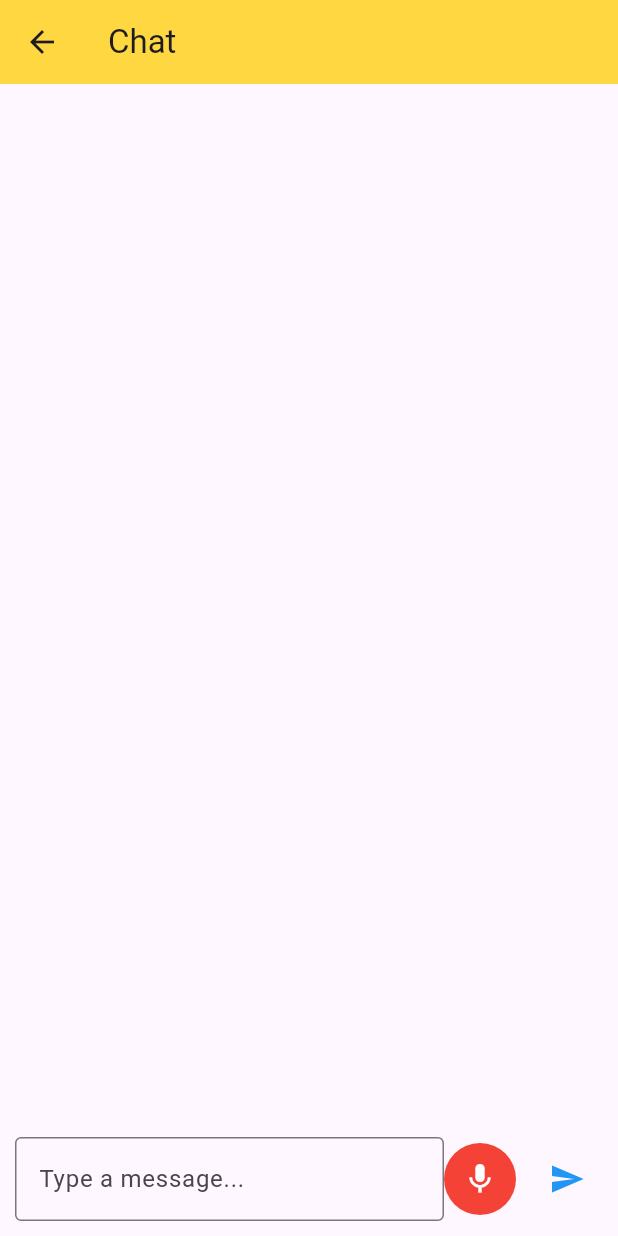
After one commit to fahad686/flutter_bloc_stgmt, a Flutter app: the VoiceRecordingPlayingScreen screen opened directly, after a tap on the "send" icon, on a phone screen of 412 x 824 dp. The commit adds this screen. Run offline on Flutter 3.47's test engine with Material 3 defaults, Android fonts, the phone set to English and light mode, and no system bars; our stand-ins replace audioplayers, bloc, dio, equatable, flutter_bloc, geolocator and 2 more; missing offline and left inert: flutter_sound.

Commit message:
adding voice recording with different screen

```diff
--- a/flutter_bloc_series/lib/presentation/screens/voice_chat_example/voice_chat_screen.dart
+++ b/flutter_bloc_series/lib/presentation/screens/voice_chat_example/voice_chat_screen.dart
@@ -1,7 +1,8 @@
+import 'package:flutter/material.dart';
 import 'package:audioplayers/audioplayers.dart';
-import 'package:flutter/material.dart';
 import 'package:lottie/lottie.dart';
-// import 'package:just_audio/just_audio.dart';
+
+
 
 class ChatScreen extends StatefulWidget {
   const ChatScreen({super.key});
--- /dev/null
+++ b/flutter_bloc_series/lib/presentation/screens/voice_chat_example/voice_recording_playing_screen.dart
@@ -0,0 +1,191 @@
+import 'package:flutter/material.dart';
+import 'package:flutter_sound/public/flutter_sound_player.dart';
+import 'package:flutter_sound/public/flutter_sound_recorder.dart';
+import 'package:path_provider/path_provider.dart';
+import 'package:lottie/lottie.dart';
+import 'package:permission_handler/permission_handler.dart';
+
+class VoiceRecordingPlayingScreen extends StatefulWidget {
+  const VoiceRecordingPlayingScreen({super.key});
+
+  @override
+  _VoiceRecordingPlayingScreenState createState() => _VoiceRecordingPlayingScreenState();
+}
+
+class _VoiceRecordingPlayingScreenState extends State<VoiceRecordingPlayingScreen> {
+  FlutterSoundRecorder? _recorder;
+  final FlutterSoundPlayer _player = FlutterSoundPlayer();
+  bool _isRecording = false;
+  bool _isPlaying = false;
+  String? _filePath;
+  List<Map<String, dynamic>> messages = []; // Store messages (text & voice)
+
+  @override
+  void initState() {
+    super.initState();
+    _initRecorder();
+    _initPlayer();
+  }
+
+  Future<void> _initRecorder() async {
+    _recorder = FlutterSoundRecorder();
+    await _recorder!.openRecorder();
+    await Permission.microphone.request();
+  }
+
+  Future<void> _initPlayer() async {
+    await _player.openPlayer();
+  }
+
+  Future<void> _startRecording() async {
+    final directory = await getApplicationDocumentsDirectory();
+    _filePath = "${directory.path}/recording.aac";
+    await _recorder!.startRecorder(toFile: _filePath);
+    setState(() {
+      _isRecording = true;
+    });
+  }
+
+  Future<void> _stopRecording() async {
+    await _recorder!.stopRecorder();
+    setState(() {
+      _isRecording = false;
+    });
+
+    if (_filePath != null) {
+      messages.add({"type": "voice", "filePath": _filePath});
+      setState(() {});
+    }
+  }
+
+  Future<void> _playPauseAudio(String filePath) async {
+    if (_isPlaying) {
+      await _player.pausePlayer().runtimeType;
+    } else {
+      await _player.startPlayer(fromURI: filePath);
+    }
+    setState(() {
+      _isPlaying = !_isPlaying;
+    });
+  }
+
+  @override
+  void dispose() {
+    _recorder!.closeRecorder();
+    _player.closePlayer();
+    super.dispose();
+  }
+
+  @override
+  Widget build(BuildContext context) {
+    return Scaffold(
+      appBar: AppBar(title: Text("Chat")),
+      body: Column(
+        children: [
+          Expanded(
+            child: ListView.builder(
+              padding: EdgeInsets.all(16),
+              itemCount: messages.length,
+              itemBuilder: (context, index) {
+                var message = messages[index];
+                if (message["type"] == "text") {
+                  return _buildTextMessage(message["text"]);
+                } else {
+                  return _buildVoiceMessage(message["filePath"]);
+                }
+              },
+            ),
+          ),
+          _buildMessageInput(),
+        ],
+      ),
+    );
+  }
+
+  Widget _buildTextMessage(String text) {
+    return Align(
+      alignment: Alignment.centerRight,
+      child: Container(
+        padding: EdgeInsets.all(12),
+        margin: EdgeInsets.symmetric(vertical: 5),
+        decoration: BoxDecoration(
+          color: Colors.blue,
+          borderRadius: BorderRadius.circular(10),
+        ),
+        child: Text(text, style: TextStyle(color: Colors.white)),
+      ),
+    );
+  }
+
+  Widget _buildVoiceMessage(String filePath) {
+    return Align(
+      alignment: Alignment.centerLeft,
+      child: Container(
+        padding: EdgeInsets.all(12),
+        margin: EdgeInsets.symmetric(vertical: 5),
+        decoration: BoxDecoration(
+          color: Colors.green,
+          borderRadius: BorderRadius.circular(10),
+        ),
+        child: Row(
+          mainAxisSize: MainAxisSize.min,
+          children: [
+            IconButton(
+              icon: Icon(_isPlaying ? Icons.pause : Icons.play_arrow),
+              onPressed: () => _playPauseAudio(filePath),
+            ),
+            Lottie.asset(
+              'assets/lottie_animation/Animation - 1739213373248.json',
+              width: 100,
+              height: 50,
+              animate: _isPlaying,
+            ),
+          ],
+        ),
+      ),
+    );
+  }
+
+  Widget _buildMessageInput() {
+    TextEditingController _textController = TextEditingController();
+    return Padding(
+      padding: EdgeInsets.all(10),
+      child: Row(
+        children: [
+          Expanded(
+            child: TextField(
+              controller: _textController,
+              decoration: InputDecoration(
+                hintText: "Type a message...",
+                border: OutlineInputBorder(),
+              ),
+            ),
+          ),
+          GestureDetector(
+            onLongPress: _startRecording,
+            onLongPressUp: _stopRecording,
+            child: Container(
+              padding: EdgeInsets.all(12),
+              decoration: BoxDecoration(
+                color: Colors.red,
+                shape: BoxShape.circle,
+              ),
+              child: Icon(Icons.mic, color: Colors.white),
+            ),
+          ),
+          SizedBox(width: 10),
+          IconButton(
+            icon: Icon(Icons.send, color: Colors.blue),
+            onPressed: () {
+              if (_textController.text.isNotEmpty) {
+                messages.add({"type": "text", "text": _textController.text});
+                _textController.clear();
+                setState(() {});
+              }
+            },
+          ),
+        ],
+      ),
+    );
+  }
+}
--- a/flutter_bloc_series/pubspec.yaml
+++ b/flutter_bloc_series/pubspec.yaml
@@ -48,6 +48,9 @@ dependencies:
   audioplayers: ^6.1.2
   just_audio: ^0.9.46
   lottie: ^3.3.1
+  flutter_sound: ^9.2.13
+  permission_handler: ^11.0.1
+  path_provider: ^2.1.1
 
 dev_dependencies:
   flutter_test:
```
Also changed, not shown: flutter_bloc_series/pubspec.lock, 1 other file.
